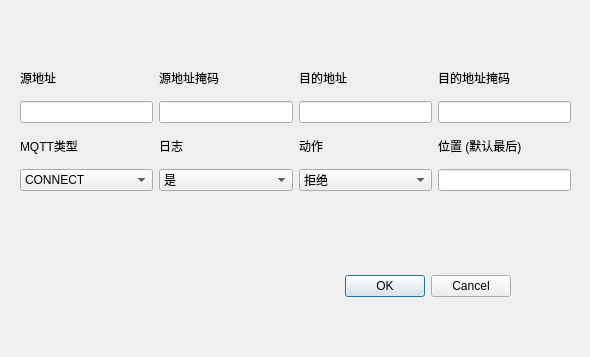
This is user/MQTT_Filter/commonruledialog.ui in aimuller/mqtt_filter as Qt 5 draws it before an edit. The edited form follows.
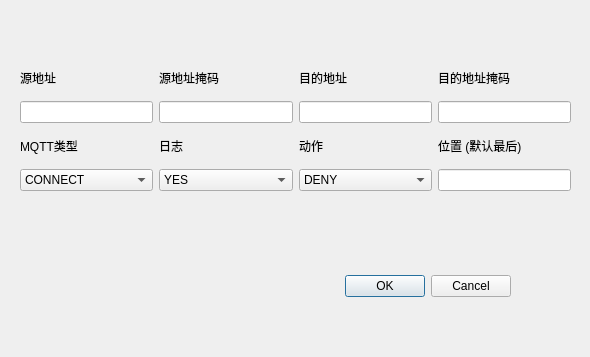
This is the edited form.

```diff
--- a/user/MQTT_Filter/commonruledialog.ui
+++ b/user/MQTT_Filter/commonruledialog.ui
@@ -43,7 +43,7 @@
      <widget class="QComboBox" name="comboBox_common_action">
       <item>
        <property name="text">
-        <string>拒绝</string>
+        <string>DENY</string>
        </property>
       </item>
       <item>
@@ -57,7 +57,7 @@
      <widget class="QComboBox" name="comboBox_common_log">
       <item>
        <property name="text">
-        <string>是</string>
+        <string>YES</string>
        </property>
       </item>
       <item>
```
Left out of the diff: 21 changed lines with no effect on the pictures.
